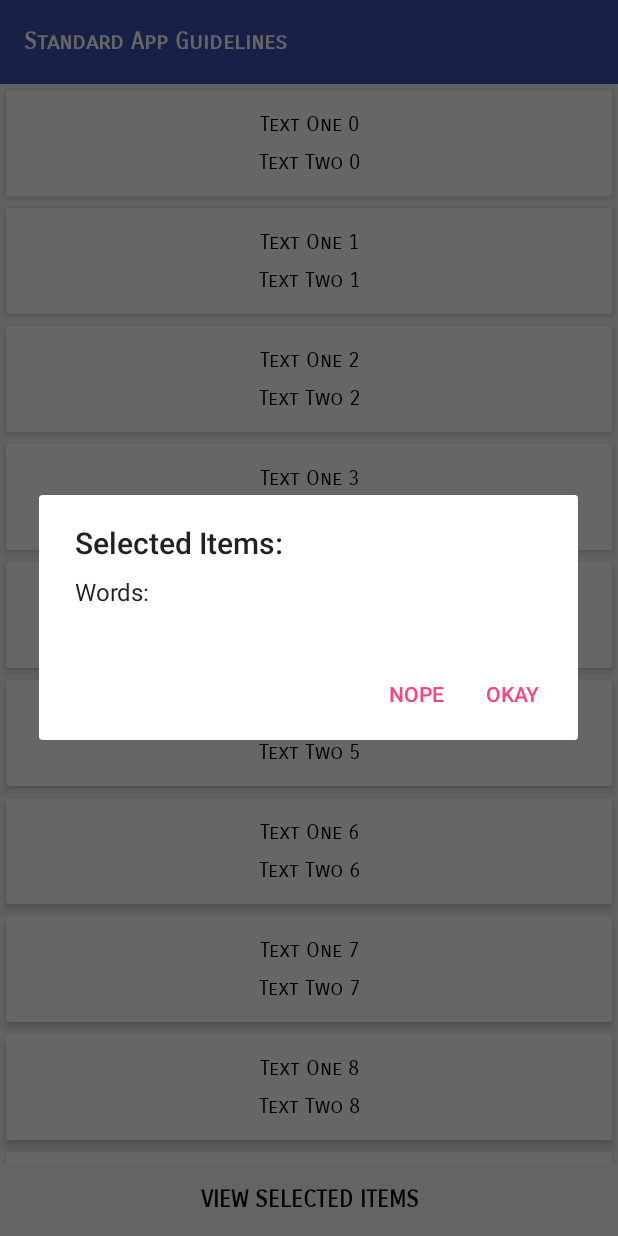
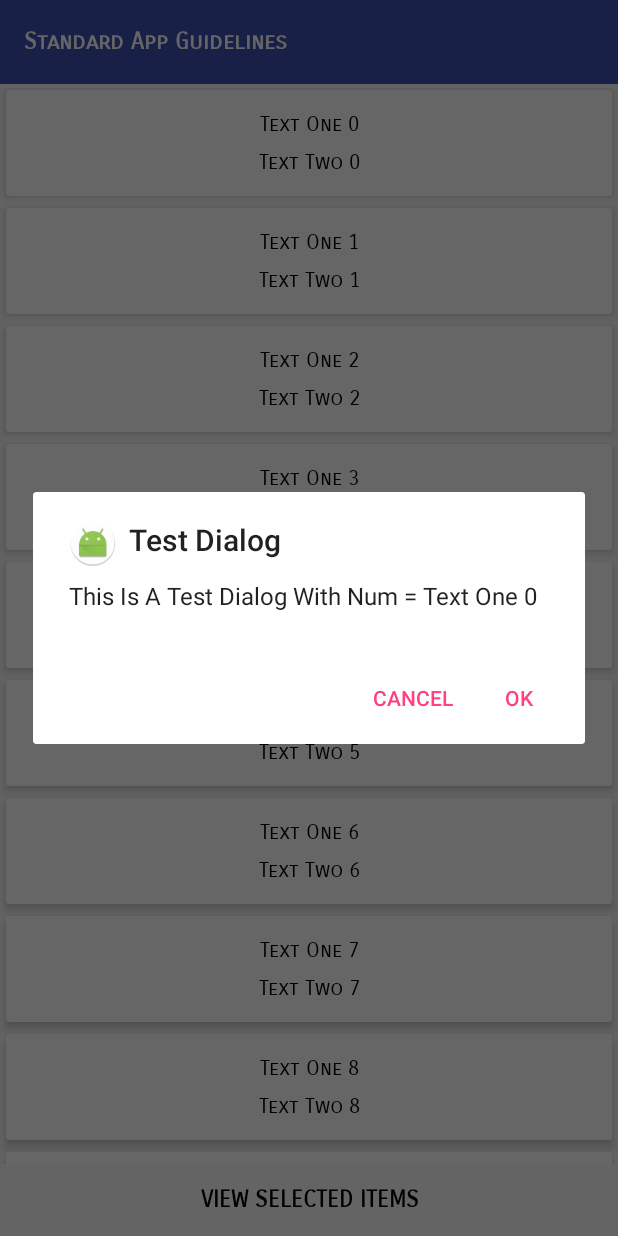
Before and after one commit to robillo/StandardAppGuidelines, an Android app: the screen it shows after launch (MainActivity), after a tap on "VIEW SELECTED ITEMS", on a phone screen of 412 x 824 dp. Run offline under Robolectric (Android 15) with nearby library versions, the phone set to English and light mode, and no system bars.

Commit message:
added dialog support using FragmentDialog

```diff
--- a/app/src/main/java/com/appbusters/robinkamboj/standardappguidelines/MainActivity.java
+++ b/app/src/main/java/com/appbusters/robinkamboj/standardappguidelines/MainActivity.java
@@ -6,6 +6,8 @@ import android.support.v4.app.FragmentTransaction;
 import android.support.v7.app.AppCompatActivity;
 import android.os.Bundle;
 import android.util.Log;
+
+import java.util.ArrayList;
 
 public class MainActivity extends AppCompatActivity {
 
@@ -26,4 +28,9 @@ public class MainActivity extends AppCompatActivity {
         transaction.replace(R.id.fragment_container, fragment);
         transaction.commit();
     }
+
+    public void showMyDialog(ArrayList<String> list){
+        MyDialogFragment fragment = MyDialogFragment.newInstance(list);
+        fragment.show(getSupportFragmentManager(), "TAG");
+    }
 }
--- a/app/src/main/java/com/appbusters/robinkamboj/standardappguidelines/MainFragment.java
+++ b/app/src/main/java/com/appbusters/robinkamboj/standardappguidelines/MainFragment.java
@@ -27,7 +27,8 @@ public class MainFragment extends Fragment {
     RecyclerView recyclerView;
     AdapterMain adapter;
     Button selectView;
-    List<ModelMain> list = new ArrayList<>();
+    ArrayList<ModelMain> list = new ArrayList<>();
+    ArrayList<String> dialogList = new ArrayList<>();
     boolean[] mSelectedItems;
     ArrayList<Boolean> isSelected = new ArrayList<>();
     private static boolean isShowingDialog = false;
@@ -54,11 +55,6 @@ public class MainFragment extends Fragment {
         for(int i = 0; i<list.size(); i++){
             isSelected.add(false);
         }
-        Log.e("ONCREATE", "CALLED");
-        Log.e("ISSHOWING DIALOG", String.valueOf(isShowingDialog));
-        if(dialog!=null && isShowingDialog && !dialog.isShowing()){
-            showDialog();
-        }
     }
 
     @Override
@@ -76,7 +72,8 @@ public class MainFragment extends Fragment {
         selectView.setOnClickListener(new View.OnClickListener() {
             @Override
             public void onClick(View view) {
-                showDialog();
+                addDialogListItems();
+                ((MainActivity) getActivity()).showMyDialog(dialogList);
             }
         });
 
@@ -86,92 +83,13 @@ public class MainFragment extends Fragment {
                 temp[0] = temp[0].concat(adapter.list.get(i).getText1());
             }
         }
-        isShowingDialog = true;
-        builder.setTitle("Selected Items:")
-                .setMessage(temp[0])
-                .setPositiveButton("Okay", new DialogInterface.OnClickListener() {
-                    @Override
-                    public void onClick(DialogInterface dialogInterface, int i) {
-                        dialog.dismiss();
-                        isShowingDialog = false;
-                    }
-                })
-                .setNegativeButton("Nope", new DialogInterface.OnClickListener() {
-                    @Override
-                    public void onClick(DialogInterface dialogInterface, int i) {
-                        dialog.dismiss();
-                        isShowingDialog = false;
-                    }
-                });
-        builder.setOnDismissListener(new DialogInterface.OnDismissListener() {
-            @Override
-            public void onDismiss(DialogInterface dialogInterface) {
-                if(flagAfterStop == 0){
-                    isShowingDialog = false;
-                    Log.e("DISMISSED CALLED", "BEFORE ONSTOP");
-                }
-                else {
-                    isShowingDialog = true;
-                    Log.e("DISMISSED CALLED", "AFTER ONSTOP");
-                }
-            }
-        });
 
         return v;
     }
 
-    private void showDialog(){
-        dialog = builder.show();
-    }
-
-    @Override
-    public void onDestroy() {
-        super.onDestroy();
-        Log.e("ONDESTROY", "CALLED");
-        Log.e("ISSHOWING DIALOG", String.valueOf(isShowingDialog));
-        if(dialog!=null && dialog.isShowing()){
-            dialog.cancel();
-        }
-    }
-
-    @Override
-    public void onStop() {
-        super.onStop();
-        Log.e("ONSTOP", "CALLED");
-        Log.e("ISSHOWING DIALOG", String.valueOf(isShowingDialog));
-        if(dialog!=null && dialog.isShowing()){
-            dialog.cancel();
-        }
-        flagAfterStop = 1;
-    }
-
-    @Override
-    public void onPause() {
-        super.onPause();
-        Log.e("ONPAUSE", "CALLED");
-        Log.e("ISSHOWING DIALOG", String.valueOf(isShowingDialog));
-        if(dialog!=null && dialog.isShowing()){
-            dialog.cancel();
-        }
-    }
-
-    @Override
-    public void onResume() {
-        super.onResume();
-        Log.e("ONRESUME", "CALLED");
-        Log.e("ISSHOWING DIALOG", String.valueOf(isShowingDialog));
-        if(dialog!=null && isShowingDialog && !dialog.isShowing()){
-            showDialog();
-        }
-    }
-
-    @Override
-    public void onStart() {
-        super.onStart();
-        Log.e("ONSTART", "CALLED");
-        Log.e("ISSHOWING DIALOG", String.valueOf(isShowingDialog));
-        if(dialog!=null && isShowingDialog && !dialog.isShowing()){
-            showDialog();
+    private void addDialogListItems() {
+        for (int i=0; i<list.size(); i++){
+            dialogList.add(list.get(i).getText1() + "  ");
         }
     }
 
@@ -181,9 +99,7 @@ public class MainFragment extends Fragment {
          for(int i=0; i<adapter.getIsSelected().size(); i++){
              mSelectedItems[i] = adapter.getIsSelected().get(i);
          }
-         Log.e("ONSAVEINSTANCESTATE", "NOW");
         outState.putBooleanArray("selected_items", mSelectedItems);
-        outState.putBoolean("is_showing_dialog", isShowingDialog);
         super.onSaveInstanceState(outState);
     }
 
@@ -192,7 +108,6 @@ public class MainFragment extends Fragment {
         super.onViewStateRestored(savedInstanceState);
         if (savedInstanceState != null) {
             mSelectedItems = savedInstanceState.getBooleanArray("selected_items");
-            isShowingDialog = savedInstanceState.getBoolean("is_showing_dialog");
             for(int i = 0; i<list.size(); i++){
                 isSelected.add(mSelectedItems[i]);
             }
--- /dev/null
+++ b/app/src/main/java/com/appbusters/robinkamboj/standardappguidelines/MyDialogFragment.java
@@ -0,0 +1,53 @@
+package com.appbusters.robinkamboj.standardappguidelines;
+
+import android.app.Dialog;
+import android.content.DialogInterface;
+import android.os.Bundle;
+import android.support.annotation.NonNull;
+import android.support.annotation.Nullable;
+import android.support.v4.app.DialogFragment;
+import android.support.v7.app.AlertDialog;
+import android.widget.Toast;
+
+import java.util.ArrayList;
+
+public class MyDialogFragment extends DialogFragment{
+
+    ArrayList<String> list;
+
+    public static MyDialogFragment newInstance(ArrayList<String> list){
+        MyDialogFragment fragment = new MyDialogFragment();
+        Bundle bundle = new Bundle();
+        bundle.putStringArrayList("list", list);
+        fragment.setArguments(bundle);
+        return fragment;
+    }
+
+    @Override
+    public void onCreate(@Nullable Bundle savedInstanceState) {
+        super.onCreate(savedInstanceState);
+        Bundle args = getArguments();
+        if(args!=null){
+            list = args.getStringArrayList("list");
+        }
+    }
+
+    @NonNull
+    @Override
+    public Dialog onCreateDialog(Bundle savedInstanceState) {
+        return new AlertDialog.Builder(getActivity())
+                .setIcon(R.mipmap.ic_launcher_round)
+                .setTitle("Test Dialog")
+                .setMessage("This Is A Test Dialog With Num = " + list.get(0))
+                .setPositiveButton("OK", new DialogInterface.OnClickListener() {
+                    public void onClick(DialogInterface dialog, int which) {
+                        Toast.makeText(getActivity(), "Pressed OK", Toast.LENGTH_SHORT).show();
+                    }
+                })
+                .setNegativeButton("Cancel", new DialogInterface.OnClickListener() {
+                    public void onClick(DialogInterface dialog, int which) {
+                        Toast.makeText(getActivity(), "Cancel", Toast.LENGTH_SHORT).show();
+                    }
+                }).create();
+    }
+}
```
